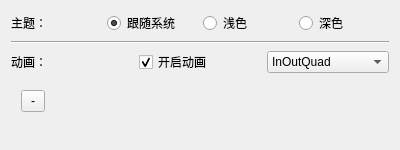
abcdesteve/Toolbox, file plugins/settings/settings.ui: the form before one commit.
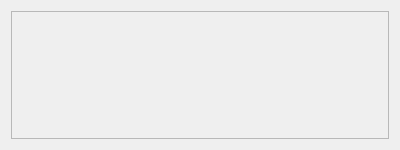
The form after the commit. Custom widgets are drawn as their Qt base class.

```diff
--- a/plugins/settings/settings.ui
+++ b/plugins/settings/settings.ui
@@ -15,133 +15,20 @@
   </property>
   <layout class="QVBoxLayout" name="verticalLayout">
    <item>
-    <layout class="QHBoxLayout" name="horizontalLayout">
-     <item>
-      <widget class="QLabel" name="label_theme">
-       <property name="text">
-        <string>主题：</string>
-       </property>
-      </widget>
-     </item>
-     <item>
-      <widget class="RadioButton" name="radio_auto">
-       <property name="text">
-        <string>跟随系统</string>
-       </property>
-       <property name="checked">
-        <bool>true</bool>
-       </property>
-       <attribute name="buttonGroup">
-        <string notr="true">btn_group_theme</string>
-       </attribute>
-      </widget>
-     </item>
-     <item>
-      <widget class="RadioButton" name="radio_light">
-       <property name="text">
-        <string>浅色</string>
-       </property>
-       <attribute name="buttonGroup">
-        <string notr="true">btn_group_theme</string>
-       </attribute>
-      </widget>
-     </item>
-     <item>
-      <widget class="RadioButton" name="radio_dark">
-       <property name="text">
-        <string>深色</string>
-       </property>
-       <attribute name="buttonGroup">
-        <string notr="true">btn_group_theme</string>
-       </attribute>
-      </widget>
-     </item>
-    </layout>
-   </item>
-   <item>
-    <widget class="Line" name="line">
-     <property name="orientation">
-      <enum>Qt::Horizontal</enum>
+    <widget class="ScrollArea" name="scrollAreaWidget">
+     <property name="widgetResizable">
+      <bool>true</bool>
      </property>
-    </widget>
-   </item>
-   <item>
-    <layout class="QHBoxLayout" name="horizontalLayout_2">
-     <item>
-      <widget class="QLabel" name="label_animation">
-       <property name="text">
-        <string>动画：</string>
-       </property>
-      </widget>
-     </item>
-     <item>
-      <widget class="CheckBox" name="ckb_enable_animation">
-       <property name="text">
-        <string>开启动画</string>
-       </property>
-       <property name="checked">
-        <bool>true</bool>
-       </property>
-      </widget>
-     </item>
-     <item>
-      <widget class="ComboBox" name="cmb_animation">
-       <property name="currentIndex">
-        <number>1</number>
-       </property>
-       <item>
-        <property name="text">
-         <string>Linear</string>
-        </property>
-       </item>
-       <item>
-        <property name="text">
-         <string>InOutQuad</string>
-        </property>
-       </item>
-       <item>
-        <property name="text">
-         <string>InOutCubic</string>
-        </property>
-       </item>
-       <item>
-        <property name="text">
-         <string>InOutSine</string>
-        </property>
-       </item>
-       <item>
-        <property name="text">
-         <string>InOutElastic</string>
-        </property>
-       </item>
-       <item>
-        <property name="text">
-         <string>InOutBack</string>
-        </property>
-       </item>
-       <item>
-        <property name="text">
-         <string>InOutBounce</string>
-        </property>
-       </item>
-      </widget>
-     </item>
-    </layout>
-   </item>
-   <item>
-    <widget class="QWidget" name="widget" native="true">
-     <widget class="PrimaryPushButton" name="btn_animation_example">
+     <widget class="QWidget" name="scrollArea">
       <property name="geometry">
        <rect>
-        <x>10</x>
-        <y>10</y>
-        <width>24</width>
-        <height>22</height>
+        <x>0</x>
+        <y>0</y>
+        <width>380</width>
+        <height>130</height>
        </rect>
       </property>
-      <property name="text">
-       <string>-</string>
-      </property>
+      <layout class="QVBoxLayout" name="verticalLayout_2"/>
      </widget>
     </widget>
    </item>
@@ -149,24 +36,10 @@
  </widget>
  <customwidgets>
   <customwidget>
-   <class>CheckBox</class>
-   <extends>QCheckBox</extends>
+   <class>ScrollArea</class>
+   <extends>QScrollArea</extends>
    <header>qfluentwidgets</header>
-  </customwidget>
-  <customwidget>
-   <class>PrimaryPushButton</class>
-   <extends>QToolButton</extends>
-   <header>qfluentwidgets</header>
-  </customwidget>
-  <customwidget>
-   <class>ComboBox</class>
-   <extends>QComboBox</extends>
-   <header>qfluentwidgets</header>
-  </customwidget>
-  <customwidget>
-   <class>RadioButton</class>
-   <extends>QRadioButton</extends>
-   <header>qfluentwidgets</header>
+   <container>1</container>
   </customwidget>
  </customwidgets>
  <resources/>
```
Left out of the diff: 3 changed lines with no effect on the pictures.
